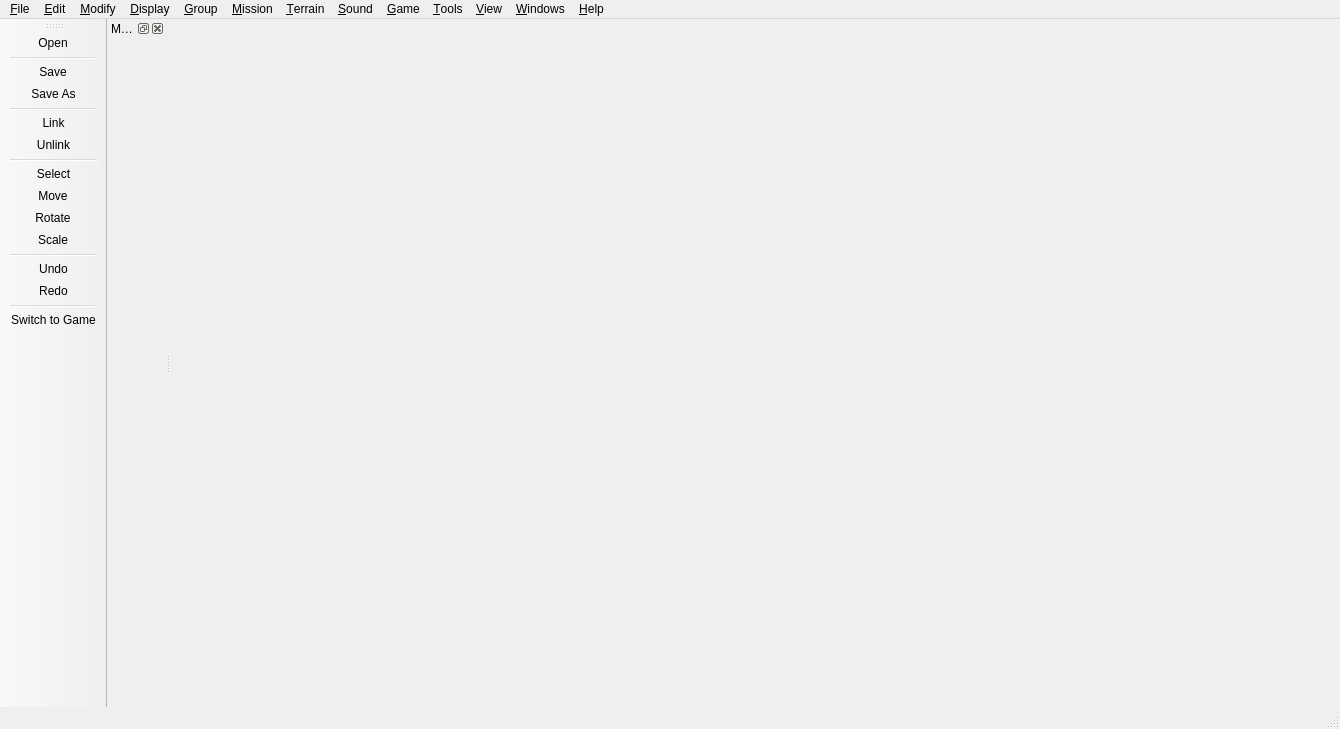
This is Code/Sandbox/Editor/Qt/EditorMainFrame.ui in fromasmtodisasm/BlackBox as Qt 5 draws it before an edit. The edited form follows.
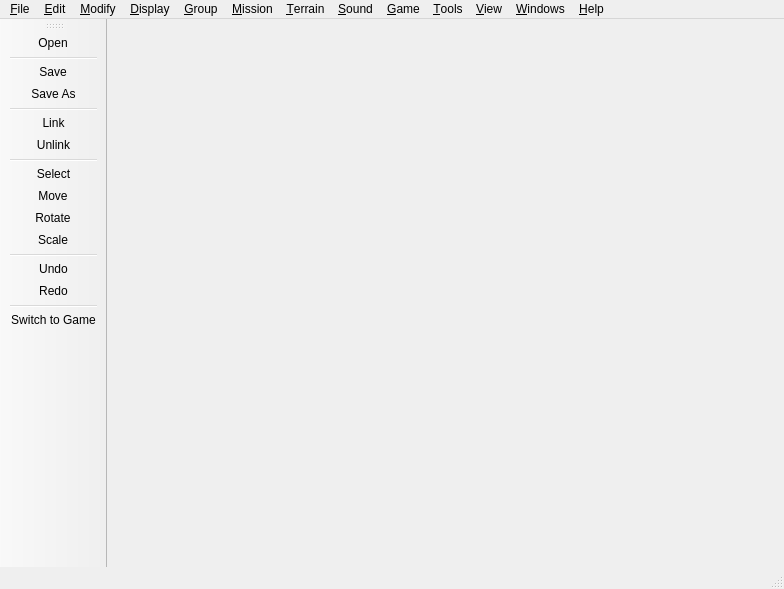
This is the edited form. Icons and pictures are not drawn.

```diff
--- a/Code/Sandbox/Editor/Qt/EditorMainFrame.ui
+++ b/Code/Sandbox/Editor/Qt/EditorMainFrame.ui
@@ -6,8 +6,8 @@
    <rect>
     <x>0</x>
     <y>0</y>
-    <width>1340</width>
-    <height>729</height>
+    <width>784</width>
+    <height>589</height>
    </rect>
   </property>
   <property name="sizePolicy">
@@ -24,14 +24,14 @@
     <normaloff>../../../../../../../../.designer/backup/Data/images/icon.ico</normaloff>../../../../../../../../.designer/backup/Data/images/icon.ico</iconset>
   </property>
   <widget class="QWidget" name="centralwidget">
-   <layout class="QHBoxLayout" name="horizontalLayout_2"/>
+   <layout class="QHBoxLayout" name="horizontalLayout"/>
   </widget>
   <widget class="QMenuBar" name="menubar">
    <property name="geometry">
     <rect>
      <x>0</x>
      <y>0</y>
-     <width>1340</width>
+     <width>784</width>
      <height>22</height>
     </rect>
    </property>
@@ -170,26 +170,6 @@
    <addaction name="menuSound"/>
   </widget>
   <widget class="QStatusBar" name="statusbar"/>
-  <widget class="QDockWidget" name="dockWidget">
-   <property name="sizePolicy">
-    <sizepolicy hsizetype="Maximum" vsizetype="Maximum">
-     <horstretch>0</horstretch>
-     <verstretch>0</verstretch>
-    </sizepolicy>
-   </property>
-   <property name="floating">
-    <bool>false</bool>
-   </property>
-   <property name="windowTitle">
-    <string>Main Viewport</string>
-   </property>
-   <attribute name="dockWidgetArea">
-    <number>1</number>
-   </attribute>
-   <widget class="QWidget" name="dockWidgetContents">
-    <layout class="QHBoxLayout" name="horizontalLayout"/>
-   </widget>
-  </widget>
   <widget class="QToolBar" name="toolBar">
    <property name="windowTitle">
     <string>toolBar</string>
```
Left out of the diff: 2 changed lines with no effect on the pictures.
